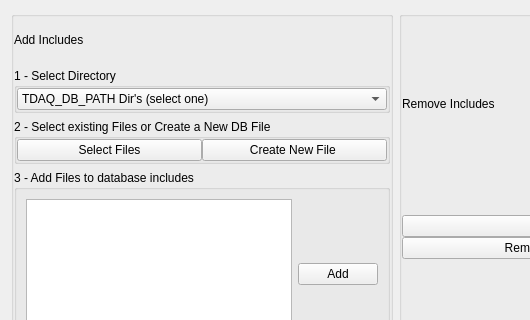
This is ui/IncludeFileWidget.ui in jcfreeman2/dbe as Qt 5 draws it before an edit; both pictures show x 0 to 530 and y 0 to 320 of the 792 by 465 pixel window. The edited form follows.
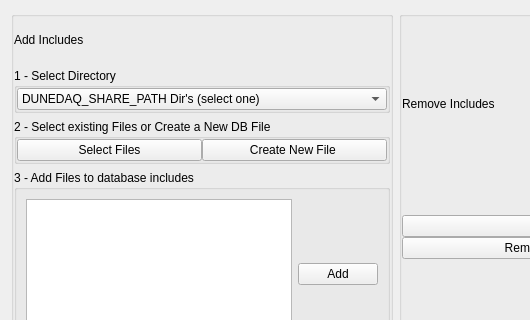
This is the edited form.

Commit message: Use DUNEDAQ_SHARE_PATH instead of TDAQ_DB_PATH

Diff of the .ui file:
```diff
--- a/ui/IncludeFileWidget.ui
+++ b/ui/IncludeFileWidget.ui
@@ -99,7 +99,7 @@
                  </property>
                  <item>
                   <property name="text">
-                   <string>TDAQ_DB_PATH Dir's (select one)</string>
+                   <string>DUNEDAQ_SHARE_PATH Dir's (select one)</string>
                   </property>
                  </item>
                 </widget>
```
The commit also changes 6 other files.
